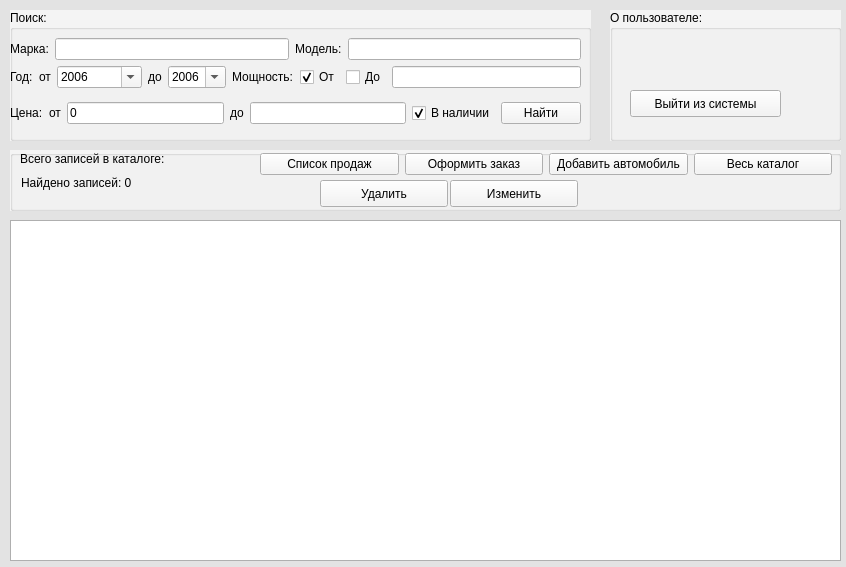
Old version of the form db_app/mainwindow.ui in the repository forward32/autocenter.
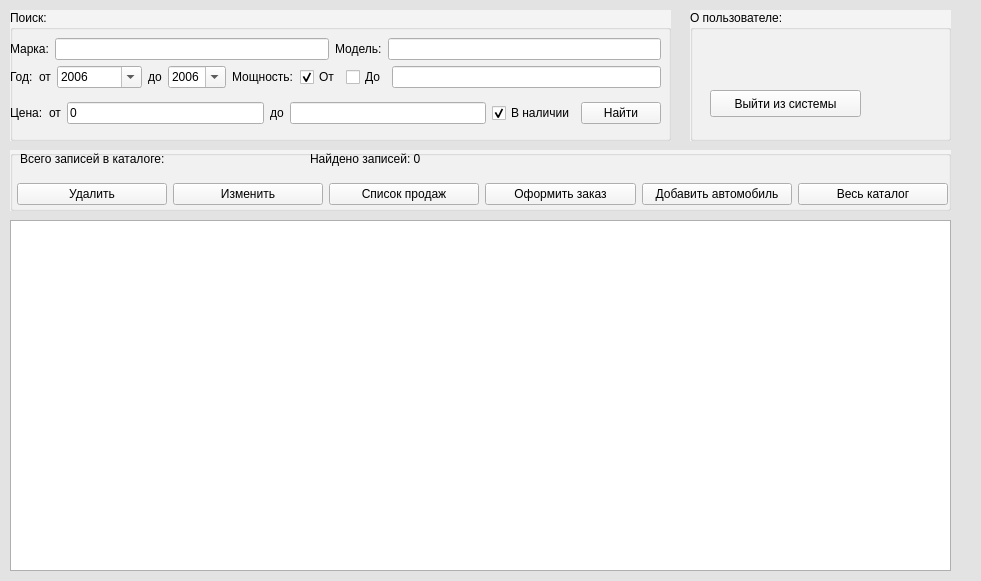
New version of the form.

The edit to the form file:
```diff
--- a/db_app/mainwindow.ui
+++ b/db_app/mainwindow.ui
@@ -6,8 +6,8 @@
    <rect>
     <x>0</x>
     <y>0</y>
-    <width>846</width>
-    <height>567</height>
+    <width>981</width>
+    <height>581</height>
    </rect>
   </property>
   <property name="palette">
@@ -436,7 +436,7 @@
     <rect>
      <x>10</x>
      <y>10</y>
-     <width>581</width>
+     <width>661</width>
      <height>131</height>
     </rect>
    </property>
@@ -866,7 +866,7 @@
      <rect>
       <x>0</x>
       <y>20</y>
-      <width>571</width>
+      <width>651</width>
       <height>103</height>
      </rect>
     </property>
@@ -1158,9 +1158,9 @@
   <widget class="QGroupBox" name="UserDataBox">
    <property name="geometry">
     <rect>
-     <x>610</x>
+     <x>690</x>
      <y>10</y>
-     <width>231</width>
+     <width>261</width>
      <height>131</height>
     </rect>
    </property>
@@ -1617,8 +1617,8 @@
     <rect>
      <x>10</x>
      <y>220</y>
-     <width>831</width>
-     <height>341</height>
+     <width>941</width>
+     <height>351</height>
     </rect>
    </property>
    <property name="alternatingRowColors">
@@ -1633,13 +1633,16 @@
    <property name="gridStyle">
     <enum>Qt::SolidLine</enum>
    </property>
+   <attribute name="horizontalHeaderDefaultSectionSize">
+    <number>112</number>
+   </attribute>
   </widget>
   <widget class="QGroupBox" name="grbactions">
    <property name="geometry">
     <rect>
      <x>10</x>
      <y>150</y>
-     <width>831</width>
+     <width>941</width>
      <height>61</height>
     </rect>
    </property>
@@ -2080,8 +2083,8 @@
    <widget class="QLabel" name="lbl_finded">
     <property name="geometry">
      <rect>
-      <x>11</x>
-      <y>24</y>
+      <x>300</x>
+      <y>0</y>
       <width>191</width>
       <height>17</height>
      </rect>
@@ -2093,13 +2096,27 @@
    <widget class="QWidget" name="layoutWidget">
     <property name="geometry">
      <rect>
-      <x>250</x>
-      <y>0</y>
-      <width>572</width>
+      <x>7</x>
+      <y>30</y>
+      <width>931</width>
       <height>29</height>
      </rect>
     </property>
     <layout class="QHBoxLayout" name="horizontalLayout_4">
+     <item>
+      <widget class="QPushButton" name="btn_del">
+       <property name="text">
+        <string>Удалить</string>
+       </property>
+      </widget>
+     </item>
+     <item>
+      <widget class="QPushButton" name="btn_change">
+       <property name="text">
+        <string>Изменить</string>
+       </property>
+      </widget>
+     </item>
      <item>
       <widget class="QPushButton" name="btn_see_stat">
        <property name="text">
@@ -2130,32 +2147,6 @@
      </item>
     </layout>
    </widget>
-   <widget class="QPushButton" name="btn_del">
-    <property name="geometry">
-     <rect>
-      <x>310</x>
-      <y>30</y>
-      <width>128</width>
-      <height>27</height>
-     </rect>
-    </property>
-    <property name="text">
-     <string>Удалить</string>
-    </property>
-   </widget>
-   <widget class="QPushButton" name="btn_change">
-    <property name="geometry">
-     <rect>
-      <x>440</x>
-      <y>30</y>
-      <width>128</width>
-      <height>27</height>
-     </rect>
-    </property>
-    <property name="text">
-     <string>Изменить</string>
-    </property>
-   </widget>
   </widget>
  </widget>
  <resources/>
```
